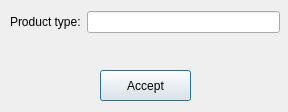
Old version of the form comp_type_add.ui in the repository 0x000N3X4N/HomeApplianceService.
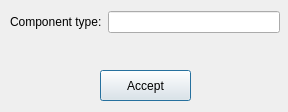
New version of the form.

Commit message: added: functionality for adding components type

What changed in the file:
```diff
--- a/comp_type_add.ui
+++ b/comp_type_add.ui
@@ -39,7 +39,7 @@
     <item>
      <widget class="QLabel" name="product_ty_l">
       <property name="text">
-       <string>Product type:</string>
+       <string>Component type:</string>
       </property>
      </widget>
     </item>
```
Left out of the diff: 2 changed lines with no effect on the pictures. The commit also changes 9 other files.
